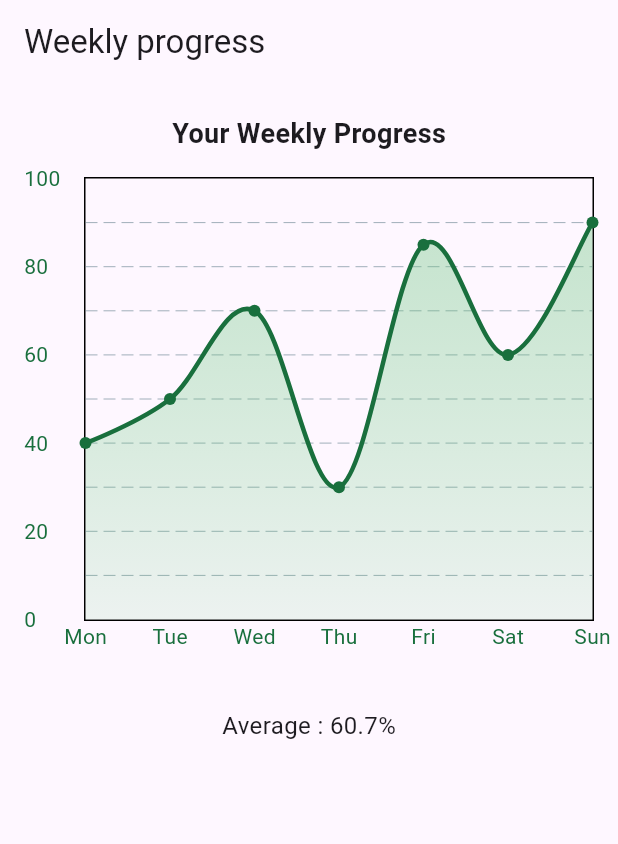
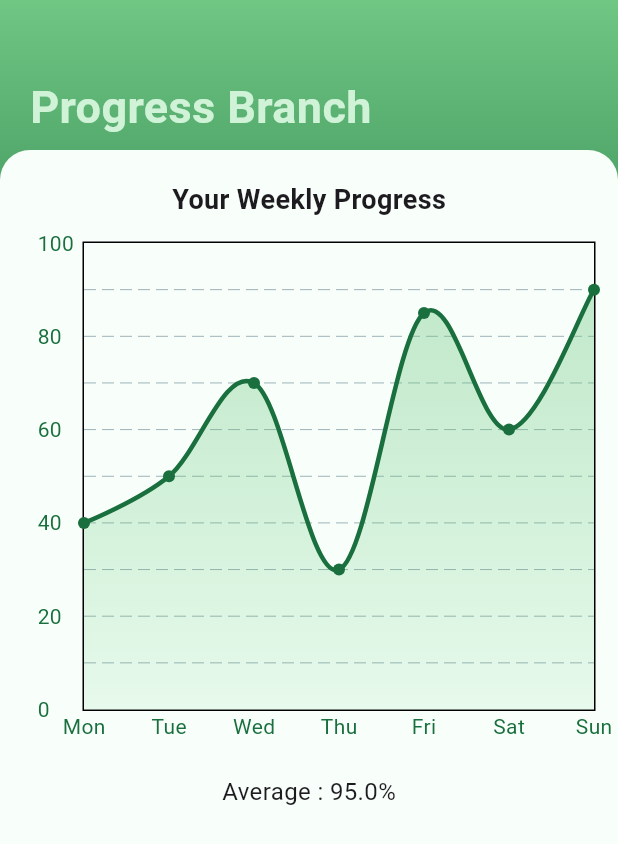
Before and after one commit to saarujan-ui/flutter_project, a Flutter app: the screen it shows after launch, on a phone screen of 412 x 824 dp. Shown: the top 844 px of the screen. Run offline on Flutter 3.47's test engine with Material 3 defaults, Android fonts, the phone set to English and light mode, and no system bars; drawn by our look-alikes of fl_chart.

Commit message:
progress Ui update

```diff
--- a/lib/Pages/progress_tracking_page.dart
+++ b/lib/Pages/progress_tracking_page.dart
@@ -1,5 +1,5 @@
 import 'package:flutter/material.dart';
-import '../style/colour.dart';
+import 'package:frontend_part_2/style/colour.dart';
 import 'package:frontend_part_2/style/progress_chart.dart';
 
 
@@ -15,15 +15,51 @@ class _ProgressTrackingPageState extends State<ProgressTrackingPage> {
   @override
   Widget build(BuildContext context) {
    return Scaffold(
-     appBar: AppBar(
-       title: Text(
-         "Weekly progress"
+     body: Container(
+       decoration: BoxDecoration(
+         gradient: LinearGradient(
+           colors: [AppColors.green_1, AppColors.green_2],
+           begin: const FractionalOffset(0.0, 0.4),
+           end: Alignment.topLeft,
          ),
        ),
-     body: Column(
+       child: Column(
          children: [
-         SizedBox(height: 20,),
-         Text(
+           Container(
+             padding: const EdgeInsets.only(top: 30,left: 20,right: 20),
+             width: MediaQuery.of(context).size.width,
+             height: 100,
+             child: Column(
+               crossAxisAlignment: CrossAxisAlignment.start,
+               children: [
+                 const SizedBox(height: 20,),
+                 Align(
+                   alignment: Alignment.centerLeft,
+                   child: Text(
+                     "Progress Branch",
+                     style: TextStyle(
+                       fontSize: 30,
+                       color: AppColors.textMain,
+                       fontWeight: FontWeight.bold,
+                     ),
+                   ),
+                 ),
+               ],
+             ),
+           ),
+           Expanded(
+             child: Container(
+               decoration: BoxDecoration(
+                 color: AppColors.background,
+                 borderRadius: const BorderRadius.only(
+                   topLeft: Radius.circular(20),
+                   topRight: Radius.circular(20),
+                 ),
+               ),
+               child: Column(
+                 children: [
+                   const SizedBox(height: 20,),
+                   const Text(
                      "Your Weekly Progress",
                      style: TextStyle(
                        fontSize: 18,
@@ -31,16 +67,21 @@ class _ProgressTrackingPageState extends State<ProgressTrackingPage> {
                      ),
                    ),
                    ProgressChart(
-           progressData: progressData,
+                       progressData: progressData
                    ),
-         SizedBox(height: 20,),
+                   const SizedBox(height: 20,),
                    Text(
-           "Average : ${(progressData.reduce((a,b) => a + b)/progressData.length).toStringAsFixed(1)}%",
-           style: TextStyle(
+                     "Average : ${(progressData.reduce((a,b) => a + b / progressData.length).toStringAsFixed(1))}%",
+                     style: const TextStyle(
                        fontSize: 16,
                      ),
+                   )
+                 ],
                ),
+             ),
+           )
          ],
+       ),
      ),
    );
   }
--- a/lib/style/progress_chart.dart
+++ b/lib/style/progress_chart.dart
@@ -17,7 +17,7 @@ class ProgressChartState extends State<ProgressChart> {
     return SizedBox(
       height: 350,
       child: Padding(
-        padding: const EdgeInsets.all(16.0),
+        padding: const EdgeInsets.only(left: 15,right: 15,top: 15),
         child: LineChart(
           LineChartData(
             gridData: FlGridData(
@@ -32,12 +32,15 @@ class ProgressChartState extends State<ProgressChart> {
                     reservedSize: 40,
                     interval: 20,
                     getTitlesWidget: (value, meta) =>
-                        Text(
-                          value.toInt().toString(),
-                          style: TextStyle(
-                            color: AppColors.green_1,
-                          ),
+                    Padding(
+                      padding: const EdgeInsets.only(left: 10),
+                      child: Text(
+                        value.toInt().toString(),
+                        style: TextStyle(
+                          color: AppColors.green_1,
                         ),
+                      ),
+                    ),
                   ),
                 ),
                 rightTitles: AxisTitles(
```
Lines whose indentation alone changed are shown as unchanged.
